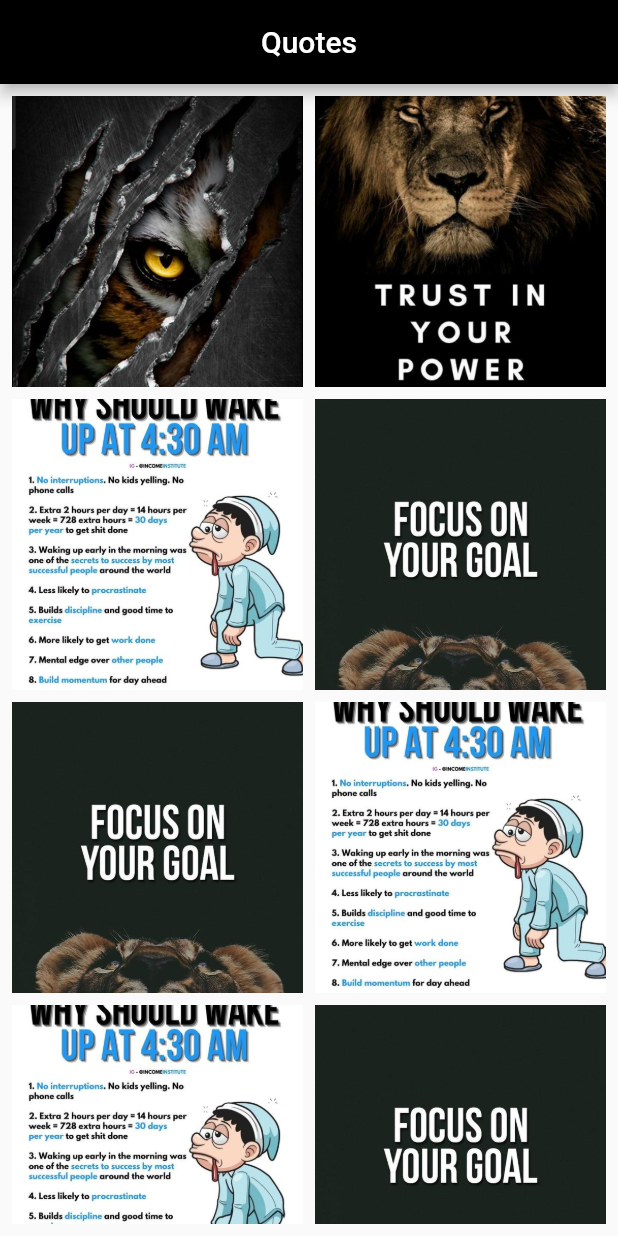
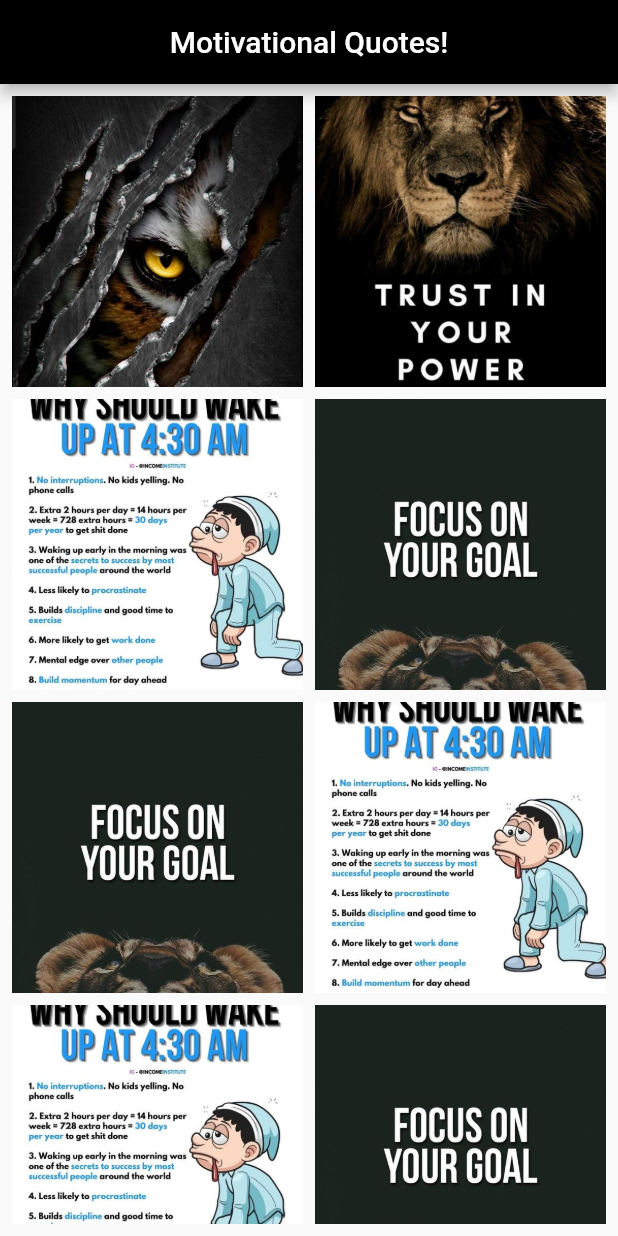
Before and after one commit to sach-shelar/Flutter-Projects, a Flutter app: the screen it shows after launch, on a phone screen of 412 x 824 dp. Run offline on Flutter 3.47's test engine with Material 2 defaults, Android fonts, the phone set to English and light mode, and no system bars.

Commit message:
Updated app title

```diff
--- a/nav_and_network/lib/main.dart
+++ b/nav_and_network/lib/main.dart
@@ -12,7 +12,7 @@ class MyApp extends StatelessWidget {
         appBar: AppBar(
           backgroundColor: Colors.black,
           centerTitle: true,
-          title: Text("Quotes"),
+          title: Text("Motivational Quotes!"),
         ),
         body: Container(
           padding: const EdgeInsets.all(8.0),
```
